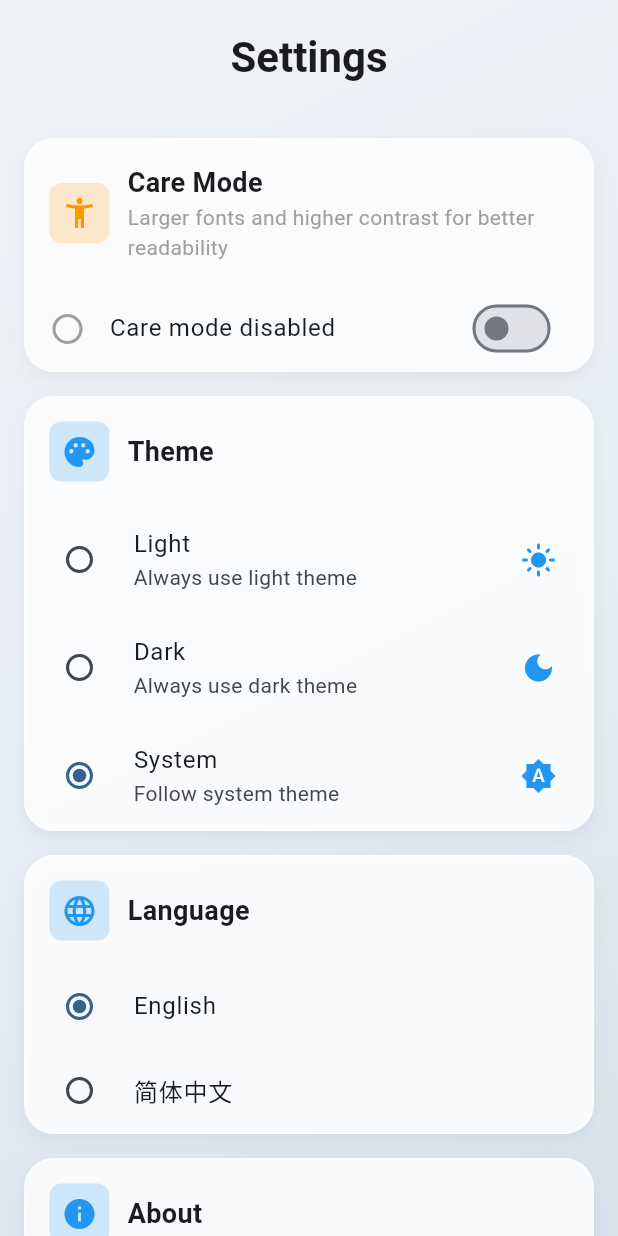
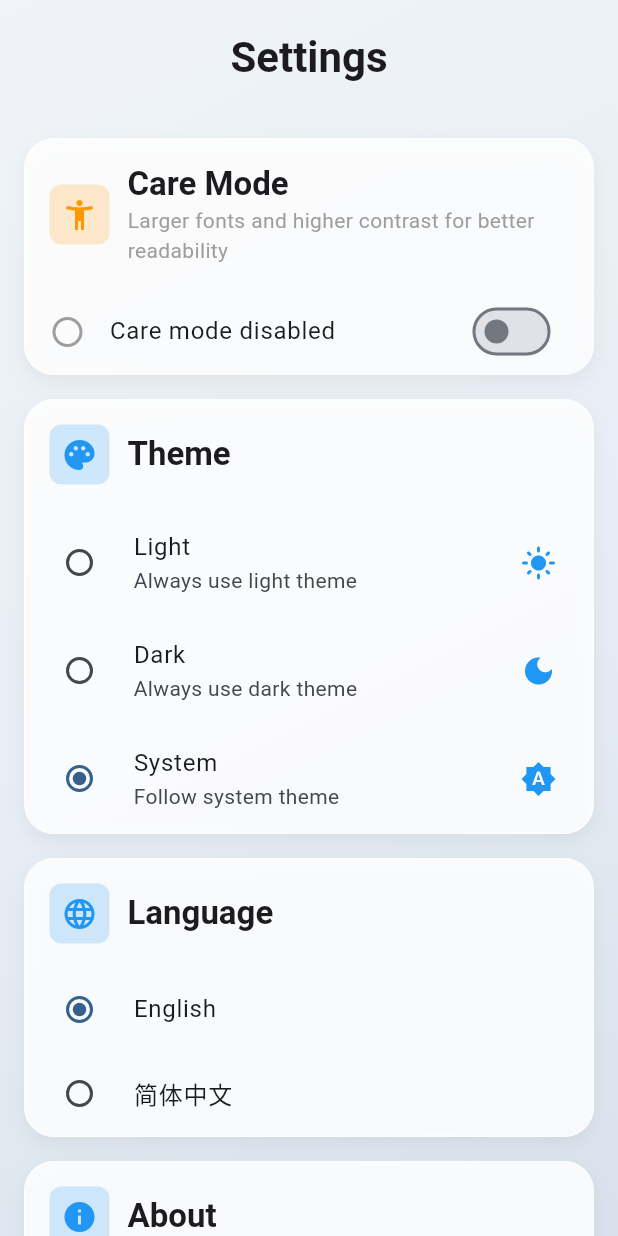
Before and after one commit to chronie-shizutoki/suzhou_smart_mobility, a Flutter app: the SettingsPage screen opened directly, on a phone screen of 412 x 824 dp. Run offline on Flutter 3.47's test engine with Material 3 defaults, Android fonts, the phone set to English and light mode, and no system bars; our stand-ins replace geolocator, permission_handler, shared_preferences; missing offline and left inert: encrypt; accounts and stored records are empty.

Commit message:
refactor(theme): update theme colors and text styles for consistency
- Update care mode colors to darker shades for better visibility
- Increase font size multiplier in care mode from 1.3 to 1.4
- Replace hardcoded text styles with theme-based styles
- Update version number in settings page

```diff
--- a/lib/pages/settings_page.dart
+++ b/lib/pages/settings_page.dart
@@ -150,17 +150,13 @@ class _SettingsPageState extends State<SettingsPage> {
                     children: [
                       Text(
                         localizations.careMode,
-                        style: const TextStyle(
-                          fontSize: 18,
-                          fontWeight: FontWeight.bold,
-                        ),
+                        style: Theme.of(context).textTheme.titleLarge,
                       ),
                       Text(
                         localizations.careModeDescription,
-                        style: TextStyle(
-                          fontSize: 14,
-                          color: Colors.grey,
-                        ),
+                        style: Theme.of(context).textTheme.bodyMedium?.copyWith(
+                              color: Colors.grey,
+                            ),
                       ),
                     ],
                   ),
@@ -208,10 +204,7 @@ class _SettingsPageState extends State<SettingsPage> {
                 const SizedBox(width: 12),
                 Text(
                   localizations.theme,
-                  style: const TextStyle(
-                    fontSize: 18,
-                    fontWeight: FontWeight.bold,
-                  ),
+                  style: Theme.of(context).textTheme.titleLarge,
                 ),
               ],
             ),
@@ -281,10 +274,7 @@ class _SettingsPageState extends State<SettingsPage> {
                 const SizedBox(width: 12),
                 Text(
                   localizations.language,
-                  style: const TextStyle(
-                    fontSize: 18,
-                    fontWeight: FontWeight.bold,
-                  ),
+                  style: Theme.of(context).textTheme.titleLarge,
                 ),
               ],
             ),
@@ -338,10 +328,7 @@ class _SettingsPageState extends State<SettingsPage> {
                 const SizedBox(width: 12),
                 Text(
                   localizations.about,
-                  style: const TextStyle(
-                    fontSize: 18,
-                    fontWeight: FontWeight.bold,
-                  ),
+                  style: Theme.of(context).textTheme.titleLarge,
                 ),
               ],
             ),
@@ -352,7 +339,7 @@ class _SettingsPageState extends State<SettingsPage> {
           ),
           ListTile(
             title: Text(localizations.version),
-            subtitle: const Text('1.0.0 Beta 2'),
+            subtitle: const Text('1.0.0 Beta 3 - 2026/03/23'),
             leading: const Icon(Icons.tag, color: Colors.blue),
           ),
         ],
--- a/lib/theme/glass_theme.dart
+++ b/lib/theme/glass_theme.dart
@@ -10,19 +10,19 @@ class GlassTheme {
   }
 
   static ThemeData _buildLightTheme({required bool careMode}) {
-    final fontSizeMultiplier = careMode ? 1.3 : 1.0;
+    final fontSizeMultiplier = careMode ? 1.4 : 1.0;
     final textTheme = _buildTextTheme(Brightness.light, fontSizeMultiplier);
 
     return ThemeData(
       useMaterial3: true,
       brightness: Brightness.light,
       colorScheme: _buildLightColorScheme(careMode),
-      scaffoldBackgroundColor: careMode ? const Color(0xFFE3F2FD) : const Color(0xFFF0F4F8),
+      scaffoldBackgroundColor: careMode ? const Color(0xFFF5F5F5) : const Color(0xFFF0F4F8),
       cardTheme: CardThemeData(
         elevation: careMode ? 4 : 0,
         shape: RoundedRectangleBorder(
           borderRadius: BorderRadius.circular(20),
-          side: careMode ? const BorderSide(color: Color(0xFF0055AA), width: 2) : BorderSide.none,
+          side: careMode ? const BorderSide(color: Color(0xFF003366), width: 2) : BorderSide.none,
         ),
         color: careMode ? const Color(0xFFFFFFFF) : const Color(0xB3FFFFFF),
       ),
@@ -34,12 +34,12 @@ class GlassTheme {
       bottomNavigationBarTheme: BottomNavigationBarThemeData(
         backgroundColor: careMode ? const Color(0xFFFFFFFF) : Colors.white.withValues(alpha: 0.8),
         elevation: careMode ? 8 : 0,
-        selectedItemColor: careMode ? const Color(0xFF0055AA) : Colors.blue,
-        unselectedItemColor: careMode ? const Color(0xFF1A1A1A) : Colors.grey,
+        selectedItemColor: careMode ? const Color(0xFF003366) : Colors.blue,
+        unselectedItemColor: careMode ? const Color(0xFF000000) : Colors.grey,
         type: BottomNavigationBarType.fixed,
       ),
       floatingActionButtonTheme: FloatingActionButtonThemeData(
-        backgroundColor: careMode ? const Color(0xFF0055AA) : Colors.blue.withValues(alpha: 0.9),
+        backgroundColor: careMode ? const Color(0xFF003366) : Colors.blue.withValues(alpha: 0.9),
         foregroundColor: Colors.white,
         elevation: careMode ? 12 : 8,
       ),
@@ -48,15 +48,15 @@ class GlassTheme {
         fillColor: careMode ? const Color(0xFFFFFFFF) : Colors.white.withValues(alpha: 0.5),
         border: OutlineInputBorder(
           borderRadius: BorderRadius.circular(15),
-          borderSide: careMode ? const BorderSide(color: Color(0xFF0055AA), width: 3) : BorderSide.none,
+          borderSide: careMode ? const BorderSide(color: Color(0xFF003366), width: 3) : BorderSide.none,
         ),
         enabledBorder: OutlineInputBorder(
           borderRadius: BorderRadius.circular(15),
-          borderSide: careMode ? const BorderSide(color: Color(0xFF0055AA), width: 3) : BorderSide.none,
+          borderSide: careMode ? const BorderSide(color: Color(0xFF003366), width: 3) : BorderSide.none,
         ),
         focusedBorder: OutlineInputBorder(
           borderRadius: BorderRadius.circular(15),
-          borderSide: careMode ? const BorderSide(color: Color(0xFF0055AA), width: 4) : const BorderSide(color: Colors.blue, width: 2),
+          borderSide: careMode ? const BorderSide(color: Color(0xFF003366), width: 4) : const BorderSide(color: Colors.blue, width: 2),
         ),
       ),
       elevatedButtonTheme: ElevatedButtonThemeData(
@@ -70,11 +70,11 @@ class GlassTheme {
       ),
       textTheme: textTheme,
       dividerTheme: DividerThemeData(
-        color: careMode ? const Color(0xFF0055AA) : Colors.grey,
+        color: careMode ? const Color(0xFF003366) : Colors.grey,
         thickness: careMode ? 2 : 1,
       ),
       iconTheme: IconThemeData(
-        color: careMode ? const Color(0xFF0055AA) : null,
+        color: careMode ? const Color(0xFF003366) : null,
         size: careMode ? 28 : 24,
       ),
     );
@@ -83,13 +83,13 @@ class GlassTheme {
   static ColorScheme _buildLightColorScheme(bool careMode) {
     if (careMode) {
       return const ColorScheme.light(
-        primary: Color(0xFF0055AA),
+        primary: Color(0xFF003366),
         onPrimary: Color(0xFFFFFFFF),
-        secondary: Color(0xFF0066CC),
+        secondary: Color(0xFF004488),
         onSecondary: Color(0xFFFFFFFF),
         surface: Color(0xFFFFFFFF),
         onSurface: Color(0xFF000000),
-        error: Color(0xFFCC0000),
+        error: Color(0xFF990000),
         onError: Color(0xFFFFFFFF),
       );
     }
@@ -108,53 +108,53 @@ class GlassTheme {
   }
 
   static ThemeData _buildDarkTheme({required bool careMode}) {
-    final fontSizeMultiplier = careMode ? 1.3 : 1.0;
+    final fontSizeMultiplier = careMode ? 1.4 : 1.0;
     final textTheme = _buildTextTheme(Brightness.dark, fontSizeMultiplier);
 
     return ThemeData(
       useMaterial3: true,
       brightness: Brightness.dark,
       colorScheme: _buildDarkColorScheme(careMode),
-      scaffoldBackgroundColor: careMode ? const Color(0xFF0D1B2A) : const Color(0xFF0F0F1A),
+      scaffoldBackgroundColor: careMode ? const Color(0xFF000000) : const Color(0xFF0F0F1A),
       cardTheme: CardThemeData(
         elevation: careMode ? 4 : 0,
         shape: RoundedRectangleBorder(
           borderRadius: BorderRadius.circular(20),
-          side: careMode ? const BorderSide(color: Color(0xFF4DA6FF), width: 2) : BorderSide.none,
+          side: careMode ? const BorderSide(color: Color(0xFF66B3FF), width: 2) : BorderSide.none,
         ),
-        color: careMode ? const Color(0xFF1B263B) : const Color(0x19FFFFFF),
+        color: careMode ? const Color(0xFF1A1A1A) : const Color(0x19FFFFFF),
       ),
       appBarTheme: AppBarTheme(
         elevation: careMode ? 4 : 0,
-        backgroundColor: careMode ? const Color(0xFF1B263B) : Colors.transparent,
+        backgroundColor: careMode ? const Color(0xFF1A1A1A) : Colors.transparent,
         foregroundColor: careMode ? const Color(0xFFFFFFFF) : Colors.white,
       ),
       bottomNavigationBarTheme: BottomNavigationBarThemeData(
-        backgroundColor: careMode ? const Color(0xFF1B263B) : Colors.black.withValues(alpha: 0.8),
+        backgroundColor: careMode ? const Color(0xFF1A1A1A) : Colors.black.withValues(alpha: 0.8),
         elevation: careMode ? 8 : 0,
-        selectedItemColor: careMode ? const Color(0xFF4DA6FF) : Colors.blue,
-        unselectedItemColor: careMode ? const Color(0xFFE0E0E0) : Colors.grey,
+        selectedItemColor: careMode ? const Color(0xFF66B3FF) : Colors.blue,
+        unselectedItemColor: careMode ? const Color(0xFFFFFFFF) : Colors.grey,
         type: BottomNavigationBarType.fixed,
       ),
       floatingActionButtonTheme: FloatingActionButtonThemeData(
-        backgroundColor: careMode ? const Color(0xFF4DA6FF) : Colors.blue.withValues(alpha: 0.9),
+        backgroundColor: careMode ? const Color(0xFF66B3FF) : Colors.blue.withValues(alpha: 0.9),
         foregroundColor: const Color(0xFF000000),
         elevation: careMode ? 12 : 8,
       ),
       inputDecorationTheme: InputDecorationTheme(
         filled: true,
-        fillColor: careMode ? const Color(0xFF1B263B) : Colors.white.withValues(alpha: 0.1),
+        fillColor: careMode ? const Color(0xFF1A1A1A) : Colors.white.withValues(alpha: 0.1),
         border: OutlineInputBorder(
           borderRadius: BorderRadius.circular(15),
-          borderSide: careMode ? const BorderSide(color: Color(0xFF4DA6FF), width: 3) : BorderSide.none,
+          borderSide: careMode ? const BorderSide(color: Color(0xFF66B3FF), width: 3) : BorderSide.none,
         ),
         enabledBorder: OutlineInputBorder(
           borderRadius: BorderRadius.circular(15),
-          borderSide: careMode ? const BorderSide(color: Color(0xFF4DA6FF), width: 3) : BorderSide.none,
+          borderSide: careMode ? const BorderSide(color: Color(0xFF66B3FF), width: 3) : BorderSide.none,
         ),
         focusedBorder: OutlineInputBorder(
           borderRadius: BorderRadius.circular(15),
-          borderSide: careMode ? const BorderSide(color: Color(0xFF4DA6FF), width: 4) : const BorderSide(color: Colors.blue, width: 2),
+          borderSide: careMode ? const BorderSide(color: Color(0xFF66B3FF), width: 4) : const BorderSide(color: Colors.blue, width: 2),
         ),
       ),
       elevatedButtonTheme: ElevatedButtonThemeData(
@@ -168,11 +168,11 @@ class GlassTheme {
       ),
       textTheme: textTheme,
       dividerTheme: DividerThemeData(
-        color: careMode ? const Color(0xFF4DA6FF) : Colors.grey,
+        color: careMode ? const Color(0xFF66B3FF) : Colors.grey,
         thickness: careMode ? 2 : 1,
       ),
       iconTheme: IconThemeData(
-        color: careMode ? const Color(0xFF4DA6FF) : null,
+        color: careMode ? const Color(0xFF66B3FF) : null,
         size: careMode ? 28 : 24,
       ),
     );
@@ -181,11 +181,11 @@ class GlassTheme {
   static ColorScheme _buildDarkColorScheme(bool careMode) {
     if (careMode) {
       return const ColorScheme.dark(
-        primary: Color(0xFF4DA6FF),
+        primary: Color(0xFF66B3FF),
         onPrimary: Color(0xFF000000),
-        secondary: Color(0xFF66B3FF),
+        secondary: Color(0xFF80C0FF),
         onSecondary: Color(0xFF000000),
-        surface: Color(0xFF1A1A2E),
+        surface: Color(0xFF000000),
         onSurface: Color(0xFFFFFFFF),
         error: Color(0xFFFF6666),
         onError: Color(0xFF000000),
```
Also changed, not shown: lib/pages/home_page.dart (+21 -36 lines).
